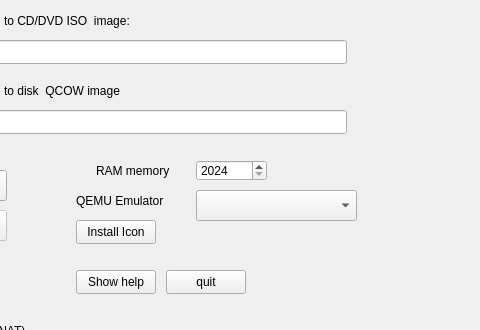
First picture: the form in user_interface.ui, repository caiorss/qemu-launcher-qt, before the edit; both pictures show x 184 to 664 and y 0 to 330 of the 664 by 587 pixel window.
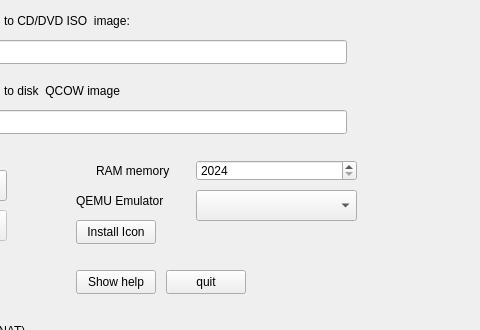
Second picture: the form after the edit.

Commit message: Change user interface.

The edit to the form file:
```diff
--- a/user_interface.ui
+++ b/user_interface.ui
@@ -64,7 +64,7 @@
      <rect>
       <x>380</x>
       <y>160</y>
-      <width>71</width>
+      <width>161</width>
       <height>21</height>
      </rect>
     </property>
```
Left out of the diff: 6 changed lines with no effect on the pictures.
